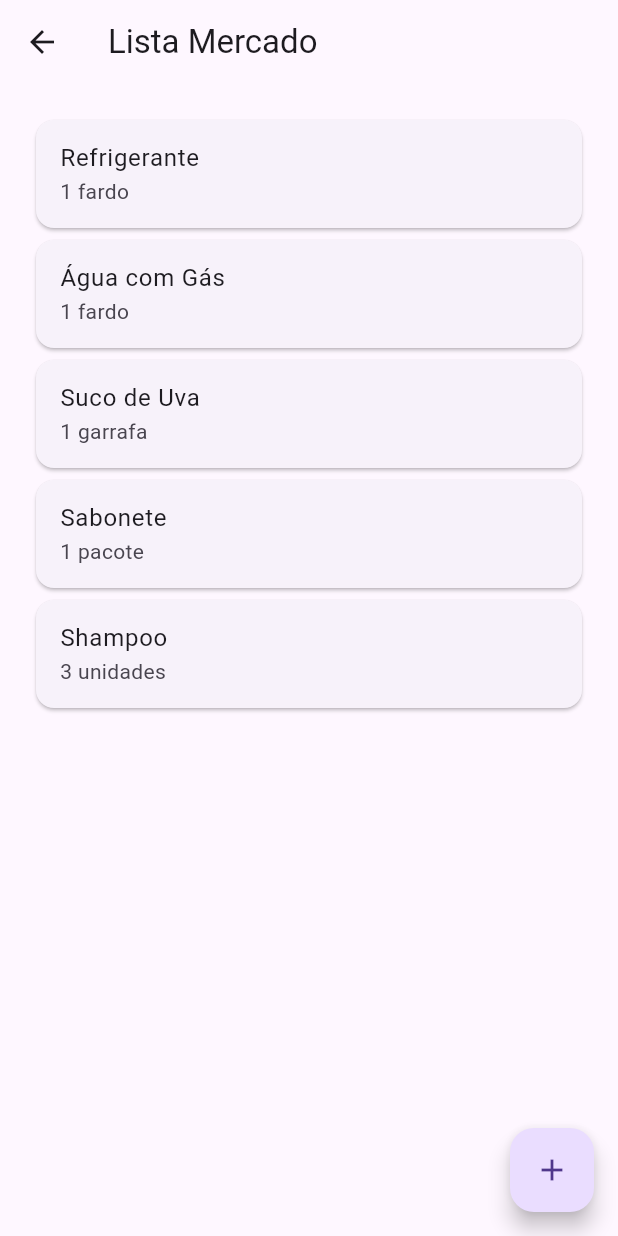
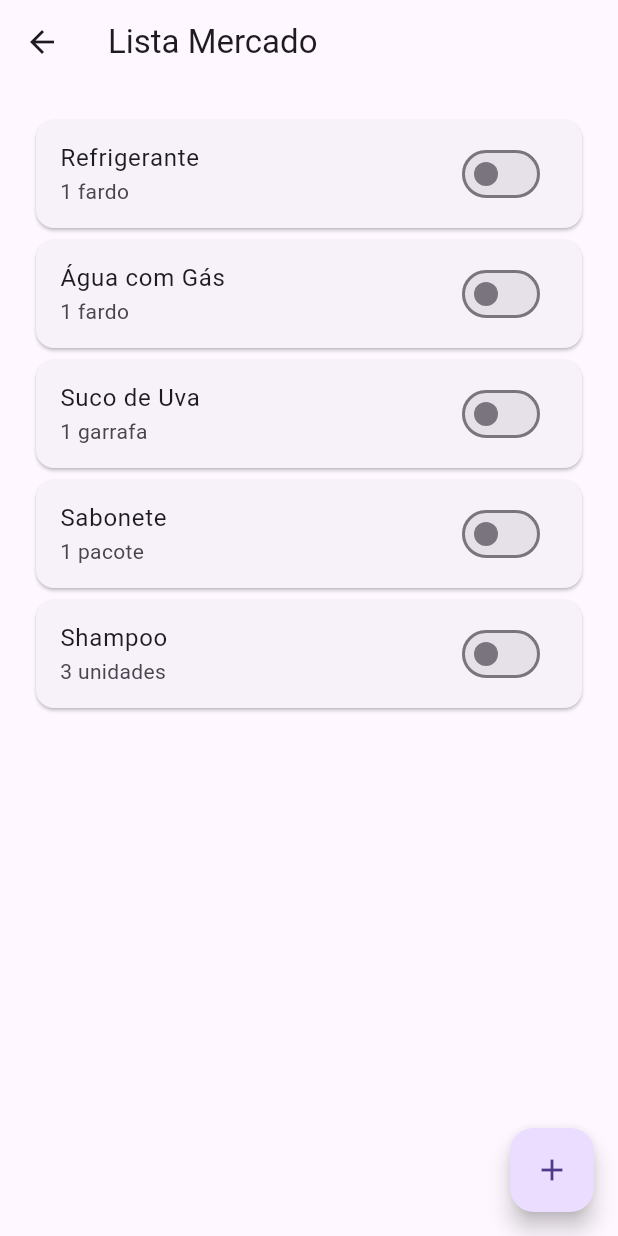
Before and after one commit to rachelcsp/prova-1, a Flutter app: the TelaListaExistente screen opened by its route, on a phone screen of 412 x 824 dp. Run offline on Flutter 3.47's test engine with Material 3 defaults, Android fonts, the phone set to English and light mode, and no system bars; our stand-ins replace device_preview.

Commit message:
marcar itens

```diff
--- a/lib/lista01.dart
+++ b/lib/lista01.dart
@@ -20,11 +20,11 @@ class _TelaListaExistenteState extends State<TelaListaExistente> {
 
   @override
   void initState() {
-    dados.add(ListaExistente('Refrigerante', '1 fardo'));
-    dados.add(ListaExistente('Água com Gás', '1 fardo'));
-    dados.add(ListaExistente('Suco de Uva', '1 garrafa'));
-    dados.add(ListaExistente('Sabonete', '1 pacote'));
-    dados.add(ListaExistente('Shampoo', '3 unidades'));
+    dados.add(ListaExistente('Refrigerante', '1 fardo',false));
+    dados.add(ListaExistente('Água com Gás', '1 fardo',false));
+    dados.add(ListaExistente('Suco de Uva', '1 garrafa',false));
+    dados.add(ListaExistente('Sabonete', '1 pacote',false));
+    dados.add(ListaExistente('Shampoo', '3 unidades',false));
     super.initState();
   }
 
@@ -47,6 +47,15 @@ class _TelaListaExistenteState extends State<TelaListaExistente> {
               child: ListTile(
                 title: Text(dados[index].item),
                 subtitle: Text(dados[index].quantidade),
+                trailing: Switch(
+                  value: dados[index].marcado,
+                  onChanged: (value){
+                    setState(() {
+                      dados[index].marcado = value;
+                    });
+                  },
+
+                ),
                 onTap: () => showDialog(
                       context: context,
                       builder: (BuildContext context) => AlertDialog(
@@ -83,7 +92,7 @@ class _TelaListaExistenteState extends State<TelaListaExistente> {
                               OutlinedButton(
                                 onPressed: () {
                                   setState(() {
-                                    dados[index]=ListaExistente(txtValor1.text, txtValor2.text);
+                                    dados[index]=ListaExistente(txtValor1.text, txtValor2.text, dados[index].marcado);
 
                                   });
                                   Navigator.pop(context, 'Sair');
@@ -143,7 +152,7 @@ class _TelaListaExistenteState extends State<TelaListaExistente> {
                               OutlinedButton(
                                 onPressed: () {
                                   setState(() {
-                                    dados.add(ListaExistente(txtValor1.text, txtValor2.text));
+                                    dados.add(ListaExistente(txtValor1.text, txtValor2.text, false));
                                   });
                                   Navigator.pop(context, 'Sair');
                                 },
@@ -164,7 +173,8 @@ class ListaExistente{
   //atributos
   final String item;
   final String quantidade;
+  bool marcado;
 
   //construtor
-  ListaExistente(this.item,this.quantidade);
+  ListaExistente(this.item,this.quantidade, this.marcado);
 }
```
